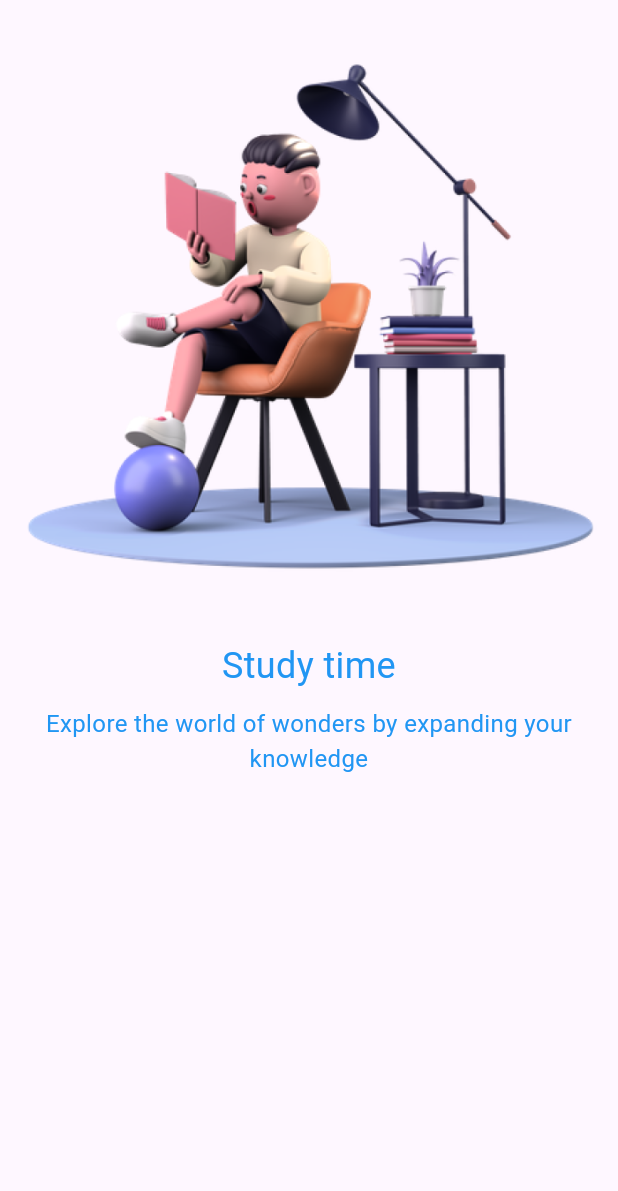
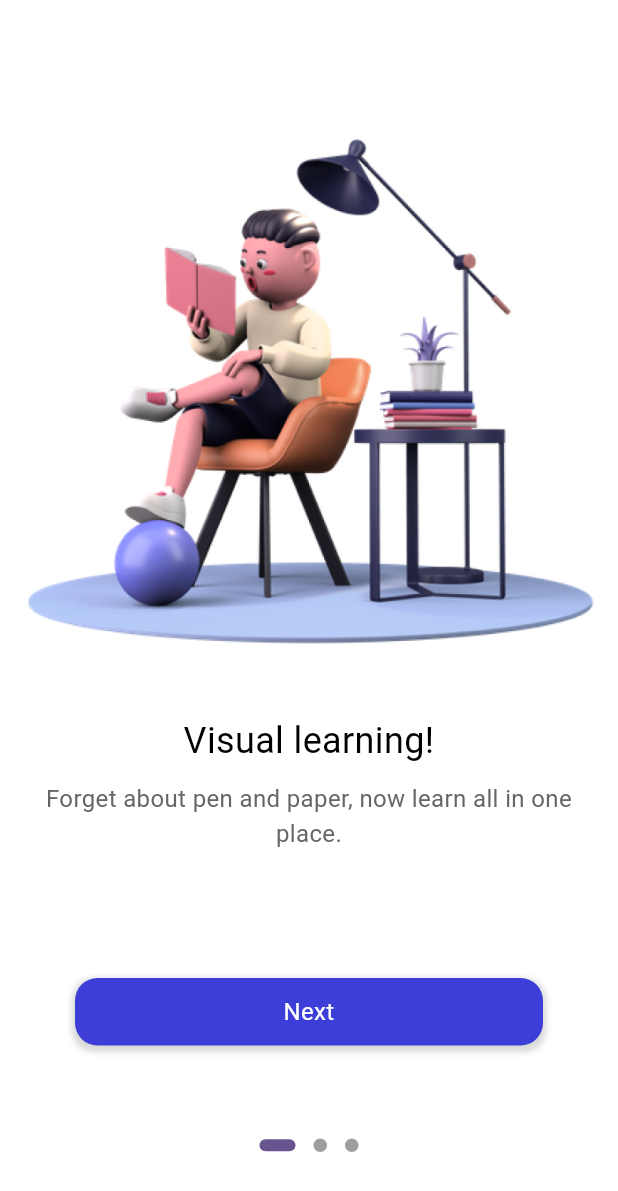
Before and after one commit to Nuri801/ulearning, a Flutter app: the screen it shows after launch, on a phone screen of 412 x 824 dp. Shown: the top 1191 px of the screen. Run offline on Flutter 3.47's test engine with Material 3 defaults, Android fonts, the phone set to English and light mode, and no system bars; drawn by our look-alikes of dots_indicator; our stand-ins replace flutter_riverpod.

Commit message:
Animation added to the PageView.

```diff
--- a/lib/welcome/welcome.dart
+++ b/lib/welcome/welcome.dart
@@ -1,34 +1,72 @@
+import 'package:dots_indicator/dots_indicator.dart';
 import 'package:flutter/cupertino.dart';
 import 'package:flutter/material.dart';
+import 'package:flutter_riverpod/flutter_riverpod.dart';
 import 'package:ulearning/welcome/widgets.dart';
+
+final indexProvider = StateProvider<int>((ref) => 0);
+
 class Welcome extends StatelessWidget {
-  const Welcome({super.key});
+  Welcome({super.key});
+
+  final PageController _controller = PageController();
+
   @override
   Widget build(BuildContext context) {
-
-    return Scaffold(
-      body: Stack(
+    return Container(
+      color: Colors.white,
+      child: SafeArea(
+        child: Scaffold(
+          backgroundColor: Colors.white,
+          body: Padding(
+            padding: const EdgeInsets.only(top: 50),
+            child: Stack(
+              alignment: Alignment.center,
               children: [
                 PageView(
+                  controller: _controller,
+                  scrollDirection: Axis.horizontal,
                   children: [
                     onBoardingPage(
+                      _controller,
                       imagePath: 'assets/images/reading.png',
-                firstText: 'Study time',
-                secondText: 'Explore the world of wonders by expanding your knowledge',
+                      title: 'Visual learning!',
+                      subTitle: 'Forget about pen and paper, now learn all in one place.',
+                      index: 1,
                     ),
                     onBoardingPage(
+                      _controller,
                       imagePath: 'assets/images/man.png',
-                firstText: 'Study time',
-                secondText: 'Explore the world of wonders by expanding your knowledge',
+                      title: 'Study time!',
+                      subTitle: 'Explore the world of wonders by expanding your knowledge.',
+                      index: 2,
                     ),
                     onBoardingPage(
+                      _controller,
                       imagePath: 'assets/images/boy.png',
-                firstText: 'Study time',
-                secondText: 'Explore the world of wonders by expanding your knowledge',
+                      title: 'Always Stay Fascinated!',
+                      subTitle: 'Anywhere, anytime, anyone. Embrace the learner mindset.',
+                      index: 3,
                     ),
                   ],
+                ),
+                Positioned(
+                  bottom: 50,
+                  child: DotsIndicator(
+                    dotsCount: 3,
+                    decorator: DotsDecorator(
+                      size: const Size.square(9.0),
+                      activeSize: const Size(24.0, 8.0),
+                      activeShape: RoundedRectangleBorder(
+                        borderRadius: BorderRadius.circular(5)
                       )
+                    ),
+                  ),
+                ),
               ],
+            ),
+          ),
+        ),
       ),
     );
   }
--- a/lib/welcome/widgets.dart
+++ b/lib/welcome/widgets.dart
@@ -1,25 +1,76 @@
+// import 'dart:ffi' hide Size;
+import 'dart:ui';
 import 'package:flutter/material.dart';
-import '../common/widgets.dart';
-Widget onBoardingPage({
+import '../common/widgets/app_shadow.dart';
+import '../common/widgets/text_widgets.dart';
+
+// First get the FlutterView.
+FlutterView view = WidgetsBinding.instance.platformDispatcher.views.first;
+// Dimensions in physical pixels (px)
+Size size = view.physicalSize;
+double width = size.width;
+double height = size.height;
+
+Widget onBoardingPage(
+  PageController controller, {
   required String imagePath,
-  required String firstText,
-  required String secondText,
+  required String title,
+  required String subTitle,
+  required int index,
 }) {
   return Column(
     children: [
-      Image.asset(imagePath),
+      Image.asset(
+        imagePath,
+        fit: BoxFit.fitWidth,
+      ),
       Padding(
         padding: const EdgeInsets.symmetric(horizontal: 30, vertical: 15),
         child: Column(
           children: [
-            text24normal(text: firstText),
+            text24normal(text: title),
             Padding(
               padding: const EdgeInsets.only(top: 10),
-              child: text16normal(text: secondText),
+              child: text16normal(text: subTitle),
             ),
           ],
         ),
-      )
+      ),
+      _nextButton(controller, index)
     ],
   );
 }
+
+Widget _nextButton(PageController controller, int index) {
+  return Padding(
+    padding: const EdgeInsets.only(
+      top: 70,
+      right: 50,
+      left: 50,
+    ),
+    child: GestureDetector(
+      onTap: () {
+        if (index < 3) {
+          controller.animateToPage(
+            index,
+            duration: const Duration(
+              milliseconds: 600,
+            ),
+            curve: Curves.decelerate,
+          );
+        }
+      },
+      child: Container(
+        width: width,
+        height: 45,
+        decoration: appBoxShadow(),
+        child: Center(
+          child: text16normal(
+            text: index < 3 ? "Next" : "Get Started",
+            color: Colors.white,
+          ),
+        ),
+      ),
+    ),
+  );
+}
--- a/pubspec.yaml
+++ b/pubspec.yaml
@@ -36,6 +36,7 @@ dependencies:
   # Use with the CupertinoIcons class for iOS style icons.
   cupertino_icons: ^1.0.2
   flutter_riverpod: ^2.3.7
+  dots_indicator: ^3.0.0
 
 dev_dependencies:
   flutter_test:
```
Also changed, not shown: lib/common/utils/app_colors.dart (+26 -0 lines), lib/common/widgets.dart (deleted, +0 -23 lines), lib/common/widgets/app_shadow.dart (added, +23 -0 lines), lib/common/widgets/text_widgets.dart (added, +24 -0 lines), lib/main.dart (+10 -2 lines), pubspec.lock. Lines whose indentation alone changed are shown as unchanged.
